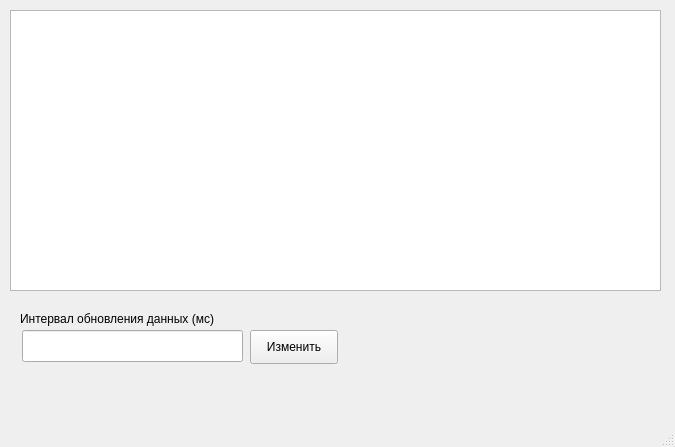
Above: mainwindow.ui from Minnou/Summer-Practice before the change. Below: the same form after it.
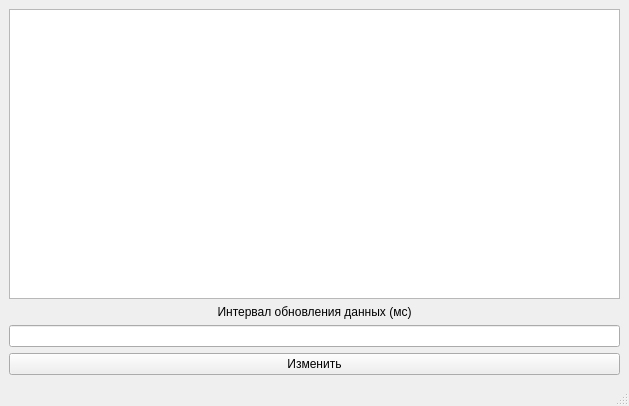
That is the form after the change.

```diff
--- a/mainwindow.ui
+++ b/mainwindow.ui
@@ -6,66 +6,54 @@
    <rect>
     <x>0</x>
     <y>0</y>
-    <width>675</width>
-    <height>447</height>
+    <width>629</width>
+    <height>406</height>
    </rect>
   </property>
   <property name="windowTitle">
    <string>Средство мониторинга съёмных носителей информации</string>
   </property>
   <widget class="QWidget" name="centralwidget">
+   <layout class="QGridLayout" name="gridLayout">
+    <item row="0" column="0">
+     <layout class="QVBoxLayout" name="verticalLayout">
+      <property name="sizeConstraint">
+       <enum>QLayout::SetDefaultConstraint</enum>
+      </property>
+      <item>
    <widget class="QTableWidget" name="tableDevicesWidget">
-    <property name="geometry">
-     <rect>
-      <x>10</x>
-      <y>10</y>
-      <width>651</width>
-      <height>281</height>
-     </rect>
-    </property>
     <property name="columnCount">
      <number>0</number>
     </property>
    </widget>
+      </item>
+      <item>
+       <widget class="QLabel" name="label">
+        <property name="text">
+         <string>&lt;html&gt;&lt;head/&gt;&lt;body&gt;&lt;p&gt;Интервал обновления данных (мс)&lt;/p&gt;&lt;/body&gt;&lt;/html&gt;</string>
+        </property>
+        <property name="alignment">
+         <set>Qt::AlignCenter</set>
+        </property>
+       </widget>
+      </item>
+      <item>
    <widget class="QLineEdit" name="intervalLineEdit">
-    <property name="geometry">
-     <rect>
-      <x>22</x>
-      <y>330</y>
-      <width>221</width>
-      <height>32</height>
-     </rect>
-    </property>
     <property name="inputMask">
      <string>999999</string>
     </property>
    </widget>
-   <widget class="QLabel" name="label">
-    <property name="geometry">
-     <rect>
-      <x>20</x>
-      <y>310</y>
-      <width>221</width>
-      <height>18</height>
-     </rect>
-    </property>
-    <property name="text">
-     <string>&lt;html&gt;&lt;head/&gt;&lt;body&gt;&lt;p&gt;Интервал обновления данных (мс)&lt;/p&gt;&lt;/body&gt;&lt;/html&gt;</string>
-    </property>
-   </widget>
+      </item>
+      <item>
    <widget class="QPushButton" name="intervalPushButton">
-    <property name="geometry">
-     <rect>
-      <x>250</x>
-      <y>330</y>
-      <width>88</width>
-      <height>34</height>
-     </rect>
-    </property>
     <property name="text">
      <string>Изменить</string>
     </property>
    </widget>
+      </item>
+     </layout>
+    </item>
+   </layout>
   </widget>
   <widget class="QMenuBar" name="menubar">
    <property name="geometry">
```
Left out of the diff: 2 changed lines with no effect on the pictures. Lines whose indentation alone changed are shown as unchanged.
